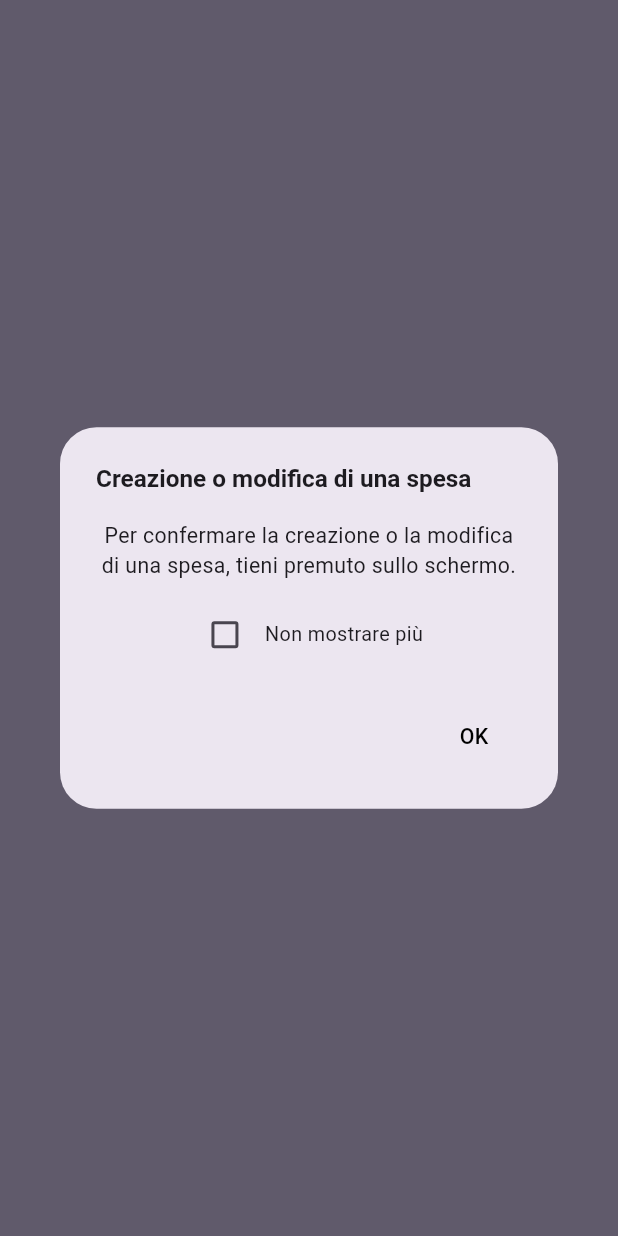
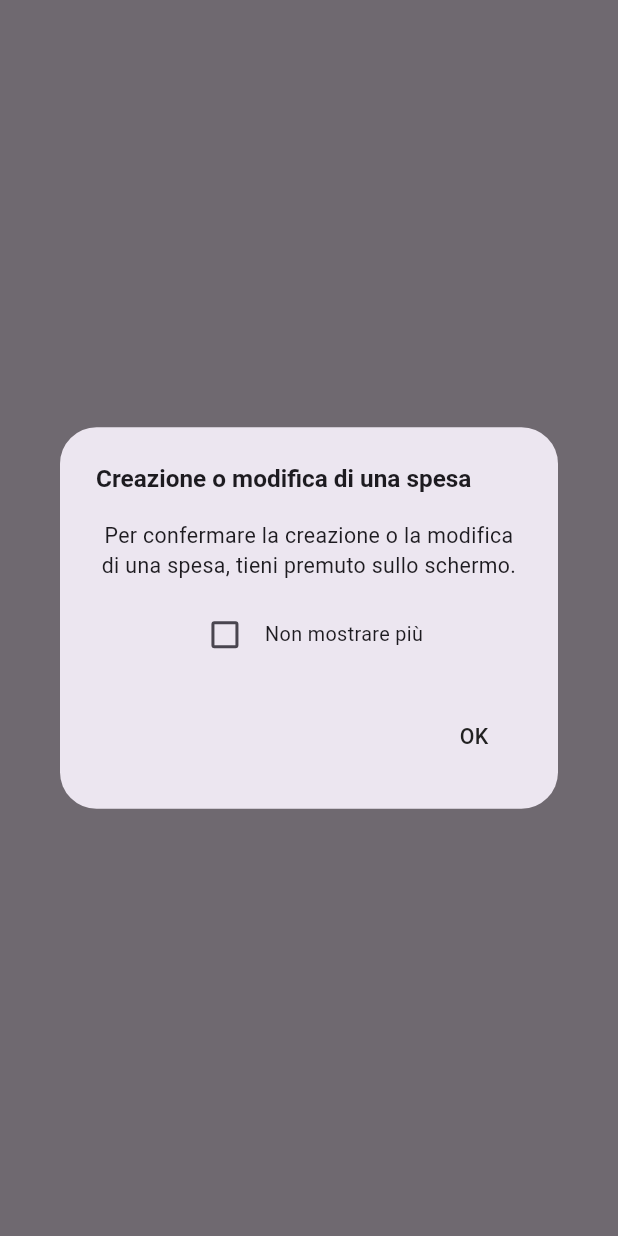
Before and after one commit to vittorspa-hash/expense_tracker, a Flutter app: the screen it shows once a user with an empty profile is signed in, after a tap on "Nuova spesa", on a phone screen of 412 x 824 dp. Run offline on Flutter 3.47's test engine with Material 3 defaults, Android fonts, the phone set to English and light mode, and no system bars; our stand-ins replace cloud_firestore, firebase_auth, firebase_core, fl_chart, flutter_local_notifications, flutter_screenutil and 5 more; accounts and stored records are empty.

Commit message:
change app_colors

```diff
--- a/lib/components/auth/auth_text_field.dart
+++ b/lib/components/auth/auth_text_field.dart
@@ -124,10 +124,10 @@
 
         filled: true,
         fillColor: enabled
-            ? (isDark ? AppColors.borderDark.withValues(alpha: 0.7) : AppColors.borderLight.withValues(alpha: 0.7))
+            ? (isDark ? AppColors.borderDark.withValues(alpha: 0.5) : AppColors.borderLight.withValues(alpha: 0.5))
             : (isDark
-                ? AppColors.borderDark.withValues(alpha: 0.5)
-                : AppColors.borderLight.withValues(alpha: 0.5)),
+                ? AppColors.borderDark.withValues(alpha: 0.3)
+                : AppColors.borderLight.withValues(alpha: 0.3)),
 
         // Configurazione Bordi
         border: OutlineInputBorder(
--- a/lib/components/home/home_content_list.dart
+++ b/lib/components/home/home_content_list.dart
@@ -36,7 +36,6 @@
   Widget build(BuildContext context) {
     return Consumer2<MultiSelectProvider, ExpenseProvider>(
       builder: (context, multiSelect, expenseProvider, child) {
-
         // --- FILTRO DATI LOCALE ---
         // Filtra la lista proveniente dal provider in base alla query di ricerca corrente.
         final filteredExpenses = expenseProvider.expenses.where((expense) {
@@ -56,6 +55,9 @@
           // --- GESTIONE SCROLL & REFRESH ---
           // Struttura a Sliver per gestire header persistenti e liste performanti.
           child: RefreshIndicator(
+            backgroundColor: isDark
+                ? AppColors.backgroundDark
+                : AppColors.backgroundLight,
             color: AppColors.primary,
             onRefresh: onRefreshExpenses,
 
--- a/lib/pages/days_page.dart
+++ b/lib/pages/days_page.dart
@@ -90,7 +90,6 @@
 
     return Consumer2<ExpenseProvider, MultiSelectProvider>(
       builder: (context, expenseProvider, multiSelect, child) {
-
         // --- GESTIONE ERRORI ---
         // Ascolta cambiamenti nello stato degli errori del provider e notifica l'utente.
         // Pulisce l'errore subito dopo per evitare loop di visualizzazione.
@@ -119,7 +118,8 @@
                   selectedCount: selectedCount,
                   totalCount: expensesList.length,
                   onCancelSelection: multiSelect.cancelSelection,
-                  onDeleteSelected: () => ExpenseActionHandler.handleDeleteSelected(context),
+                  onDeleteSelected: () =>
+                      ExpenseActionHandler.handleDeleteSelected(context),
                   onSelectAll: () => multiSelect.selectAll(expensesList),
                   onDeselectAll: multiSelect.deselectAll,
                 )
@@ -132,7 +132,9 @@
 
           body: Container(
             decoration: BoxDecoration(
-              color: isDark ? AppColors.backgroundDark : AppColors.backgroundLight,
+              color: isDark
+                  ? AppColors.backgroundDark
+                  : AppColors.backgroundLight,
             ),
             child: SafeArea(
               child: _buildBody(
@@ -194,6 +196,9 @@
 
           Expanded(
             child: RefreshIndicator(
+              backgroundColor: isDark
+                  ? AppColors.backgroundDark
+                  : AppColors.backgroundLight,
               color: AppColors.primary,
               onRefresh: () async {
                 multiSelect.cancelSelection();
@@ -205,7 +210,9 @@
                 separatorBuilder: (_, _) => SizedBox(height: 4.h),
                 itemBuilder: (context, index) {
                   final expense = expensesList[index];
-                  final isSelected = multiSelect.selectedIds.contains(expense.uuid);
+                  final isSelected = multiSelect.selectedIds.contains(
+                    expense.uuid,
+                  );
 
                   return Dismissible(
                     key: Key(expense.uuid),
@@ -247,7 +254,8 @@
                           message: "Spesa eliminata con successo.",
                           deletedItem: expense,
                           onDelete: (_) {},
-                          onRestore: (exp) => expenseprovider.restoreExpenses([exp]),
+                          onRestore: (exp) =>
+                              expenseprovider.restoreExpenses([exp]),
                         );
                       }
 
--- a/lib/pages/profile_page.dart
+++ b/lib/pages/profile_page.dart
@@ -75,6 +75,9 @@
       ),
 
       body: RefreshIndicator(
+        backgroundColor: isDark
+            ? AppColors.backgroundDark
+            : AppColors.backgroundLight,
         color: AppColors.primary,
         onRefresh: () async {
           try {
--- a/lib/theme/app_colors.dart
+++ b/lib/theme/app_colors.dart
@@ -1,51 +1,60 @@
 import 'package:flutter/material.dart';
+
 /// FILE: app_colors.dart
 /// DESCRIZIONE: Classe statica che centralizza la palette colori dell'applicazione.
 /// Definisce le costanti cromatiche per i temi chiaro/scuro, testi, componenti UI
 /// e stati interattivi per garantire coerenza visiva in tutta l'app.
+/// VERSIONE MIGLIORATA: Palette viola più tenue e armoniosa per ridurre l'affaticamento visivo
 class AppColors {
   // --- PALETTE PRINCIPALE ---
-// Colori del brand utilizzati per elementi primari, sfumature e accenti.
-static Color primary = Colors.deepPurple.shade400;
-static Color secondaryLight = Colors.deepPurple.shade50;
-static Color secondaryDark = Colors.deepPurple.shade200;
-static Color tertiary = Colors.deepPurple.shade900;
+  // Colori del brand con tonalità viola più morbide e moderne
+  static Color primary = const Color(0xFF9575CD); // Viola medio-chiaro più delicato
+  static Color secondaryLight = const Color(0xFFEDE7F6); // Lavanda chiaro
+  static Color secondaryDark = const Color(0xFFB39DDB); // Viola chiaro desaturato
+  static Color tertiary = const Color(0xFF5E35B1); // Viola profondo ma non troppo scuro
+
   // --- SFONDI ---
-// Colori di base per lo scaffold e le schermate in modalità Light e Dark.
-static Color backgroundLight = Colors.white;
-static Color backgroundDark = Colors.grey.shade900;
+  // Colori di base con maggiore morbidezza
+  static Color backgroundLight = const Color(0xFFFAFAFA); // Bianco caldo invece di puro
+  static Color backgroundDark = const Color(0xFF1A1A1A); // Nero più morbido
+
   // --- TIPOGRAFIA ---
-// Colori del testo ottimizzati per garantire leggibilità su diversi sfondi.
-static Color textLight = Colors.white;
-static Color textDark = Colors.black;
-static Color textDark2 = Colors.grey.shade900;
+  // Contrasti ottimizzati per minor affaticamento visivo
+  static Color textLight = const Color(0xFFFAFAFA); // Bianco morbido
+  static Color textDark = const Color(0xFF212121); // Nero più caldo
+  static Color textDark2 = const Color(0xFF424242); // Grigio scuro per testo secondario
+
   // --- TONI NEUTRI ---
-// Sfumature di grigio utilizzate per sottotitoli, hint o elementi disabilitati.
-static Color greyLight = Colors.grey[700]!;
-static Color greyDark = Colors.grey[400]!;
+  // Grigi desaturati con leggera tendenza viola per coerenza cromatica
+  static Color greyLight = const Color(0xFF6B6B7B); // Grigio con hint viola
+  static Color greyDark = const Color(0xFFB8B8C8); // Grigio chiaro con hint viola
+
   // --- FEEDBACK E AZIONI ---
-// Colori per messaggi di sistema (Snackbar) e azioni distruttive (Errori/Eliminazione).
-static Color snackBar = Colors.grey.shade800;
-static Color delete = Colors.red;
+  // Colori più equilibrati per messaggi e azioni critiche
+  static Color snackBar = const Color(0xFF2A2A2A); // Grigio scuro caldo
+  static Color delete = const Color(0xFFE57373); // Rosso più morbido
+
   // --- COMPONENTI UI ---
-// Colori specifici per elementi grafici come Avatar e Chips.
-static Color backgroundAvatar = Colors.deepPurple.shade100;
-static Color avatar = Colors.white;
+  // Elementi con palette viola coerente e delicata
+  static Color backgroundAvatar = const Color(0xFFD1C4E9); // Viola pastello
+  static Color avatar = const Color(0xFFFAFAFA); // Bianco caldo
+
   // --- PAGINA DI MODIFICA ---
-// Palette colori dedicata specificamente alle schermate di creazione/modifica spesa.
-static Color snackBarEditPageLight = Colors.deepPurple.withValues(alpha: 0.15);
-static Color snackBarEditPageDark = Colors.grey.shade800;
-static Color editPageBackgroundLight = Colors.deepPurple.shade100;
-static Color editPageBackgroundDark = Colors.grey.shade900;
-static Color textEditPage = Colors.deepPurple.shade200;
+  // Palette dedicata con tonalità viola ultra-leggere
+  static Color snackBarEditPageLight = const Color(0xFFF3E5F5).withValues(alpha: 0.6);
+  static Color snackBarEditPageDark = const Color(0xFF2A2A2A);
+  static Color editPageBackgroundLight = const Color(0xFFF3E5F5); // Lavanda molto chiaro
+  static Color editPageBackgroundDark = const Color(0xFF1A1A1A);
+  static Color textEditPage = const Color(0xFFCE93D8); // Viola chiaro luminoso
+
   // --- INTERAZIONE E STRUTTURA ---
-// Colori per feedback tattile, superfici delle card, ombreggiature, divisori e bordi.
-static Color textTappedDown = Colors.deepPurple.shade600;
-static Color cardDark = Colors.grey[850]!;
-static Color cardLight = Colors.white;
-static Color shadow = Colors.black;
-static Color dividerDark = Colors.grey[700]!;
-static Color dividerLight = Colors.grey[300]!;
-static Color borderLight = Colors.grey[200]!;
-static Color borderDark = Colors.grey[800]!;
+  // Superfici e divisori con contrasti ridotti per maggiore eleganza
+  static Color textTappedDown = const Color(0xFF7E57C2); // Viola medio per feedback
+  static Color cardDark = const Color(0xFF252525); // Card scura più morbida
+  static Color cardLight = const Color(0xFFFFFFFF); // Card chiara bianco puro
+  static Color shadow = const Color(0xFF000000).withValues(alpha: 0.08); // Ombra più leggera
+  static Color dividerDark = const Color(0xFF3A3A3A); // Divisore scuro sottile
+  static Color dividerLight = const Color(0xFFE8E8E8); // Divisore chiaro delicato
+  static Color borderLight = const Color(0xFFF0F0F0); // Bordo quasi invisibile
+  static Color borderDark = const Color(0xFF2F2F2F); // Bordo scuro sottile
 }
```
Also changed, not shown: pubspec.yaml (line endings or trailing spaces). Lines whose indentation alone changed are shown as unchanged.
